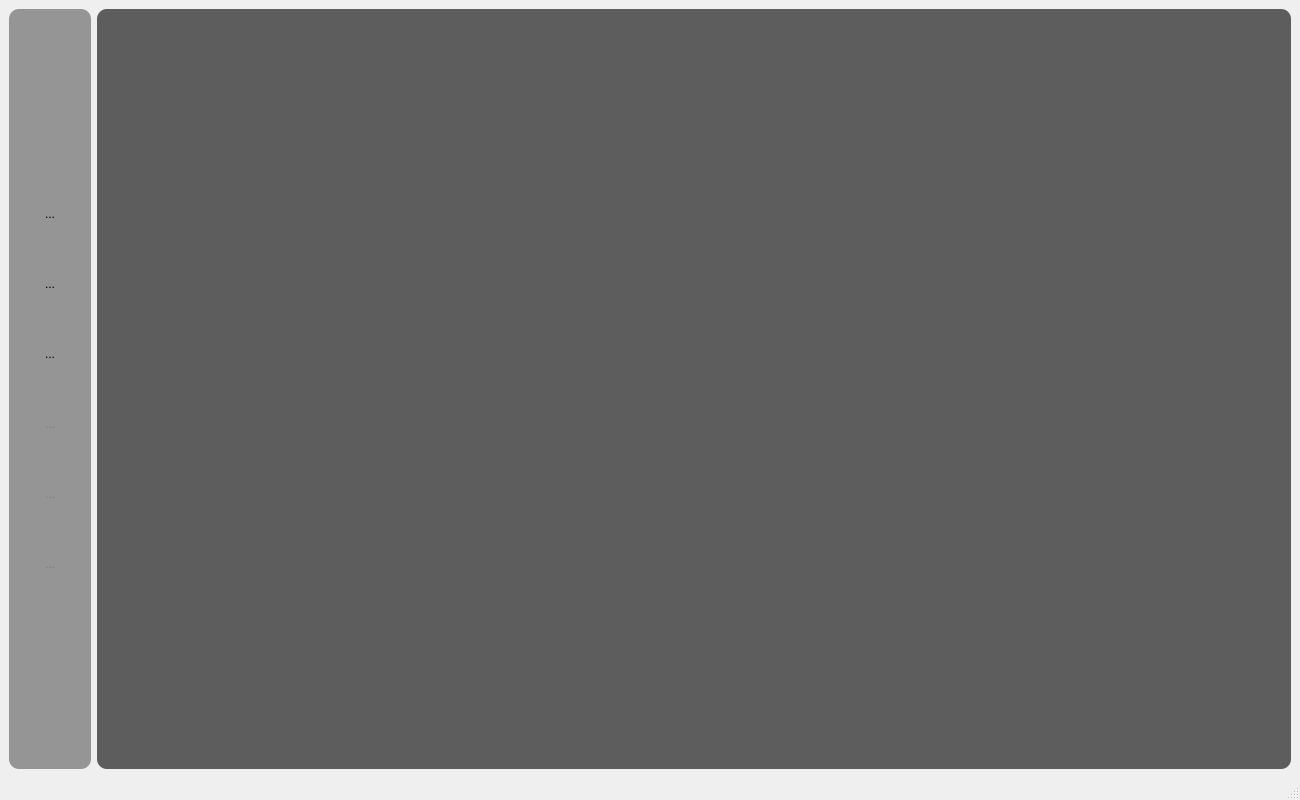
Above: mainwindow.ui from mikejg/CamHelper before the change. Below: the same form after it.
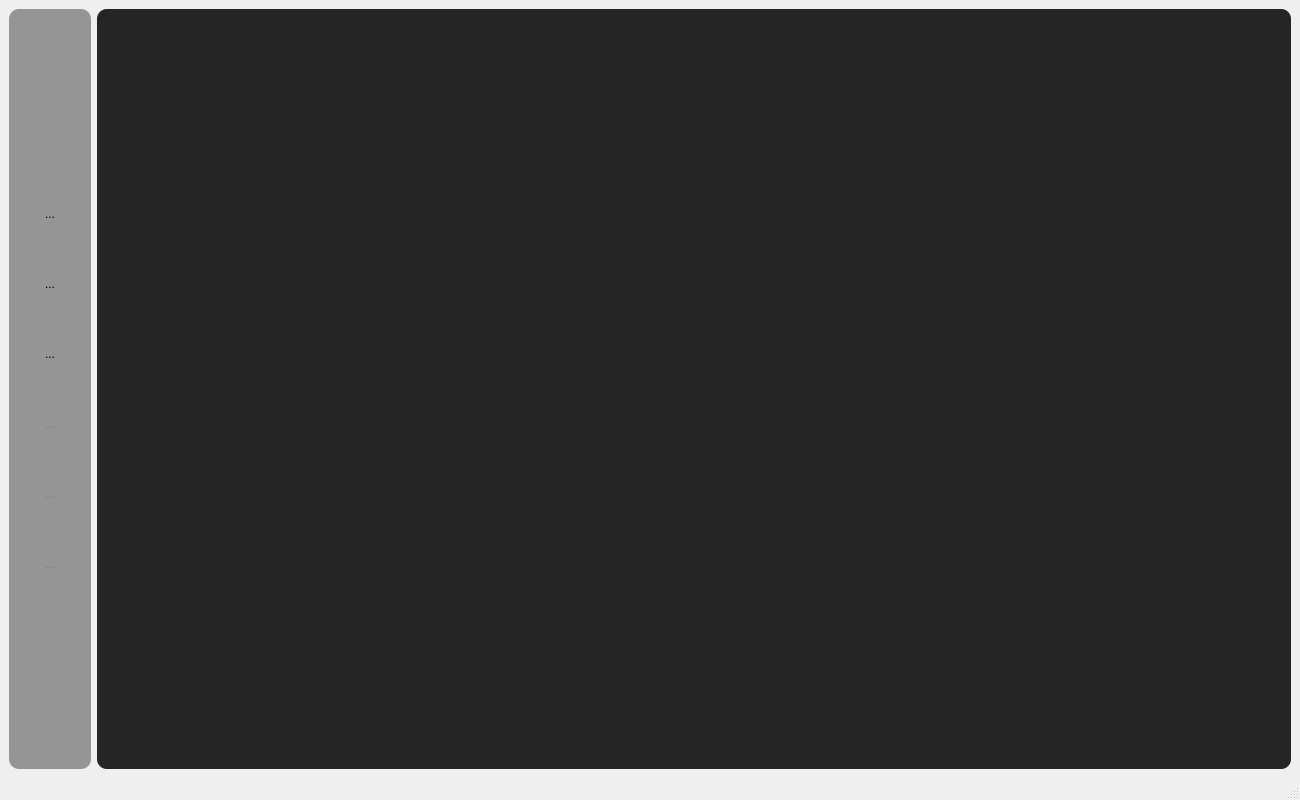
That is the form after the change. The open tabs and pages were chosen to show the change. Icons and pictures are not drawn. Custom widgets are drawn as their Qt base class.

Patch:
```diff
--- a/mainwindow.ui
+++ b/mainwindow.ui
@@ -952,6 +952,9 @@
       </property>
       <widget class="Tab_Project" name="tab_Project"/>
       <widget class="ToolSheet" name="tab_ToolSheet">
+       <property name="styleSheet">
+        <string notr="true">background-color: rgba(0, 0, 0, 192);</string>
+       </property>
        <layout class="QVBoxLayout" name="verticalLayout"/>
       </widget>
       <widget class="Dialog_Init" name="tab_Init"/>
@@ -960,8 +963,15 @@
         <string notr="true">font: bold 14px;</string>
        </property>
       </widget>
-      <widget class="QWidget" name="page"/>
-      <widget class="Magazin" name="tab_Magazin"/>
+      <widget class="MainProgramm" name="tab_MainProgramm">
+       <property name="styleSheet">
+        <string notr="true">background-color: rgba(0, 0, 0,192);
+font: 9pt &quot;Lucida Console&quot;;</string>
+       </property>
+      </widget>
+      <widget class="Magazin" name="tab_Magazin">
+       <layout class="QVBoxLayout" name="verticalLayout_3"/>
+      </widget>
      </widget>
     </item>
    </layout>
@@ -1009,6 +1019,11 @@
    <header>ToolSheet/toolsheet.h</header>
    <container>1</container>
   </customwidget>
+  <customwidget>
+   <class>MainProgramm</class>
+   <extends>QTextEdit</extends>
+   <header location="global">MainProgramm/mainprogramm.h</header>
+  </customwidget>
  </customwidgets>
  <resources/>
  <connections/>
```
Left out of the diff: 5 changed lines with no effect on the pictures.
